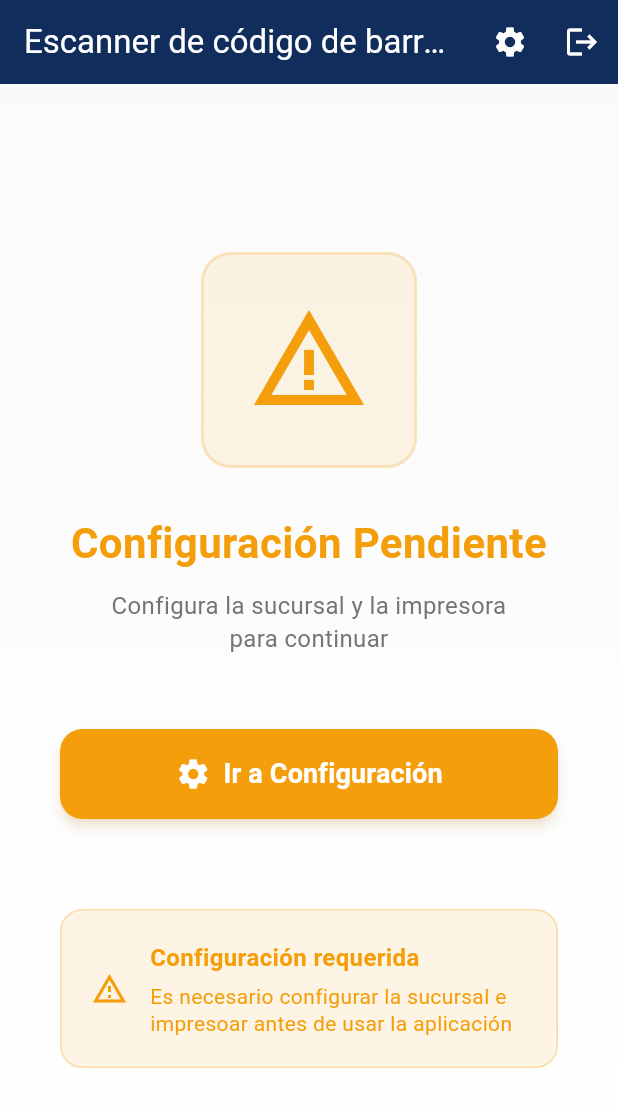
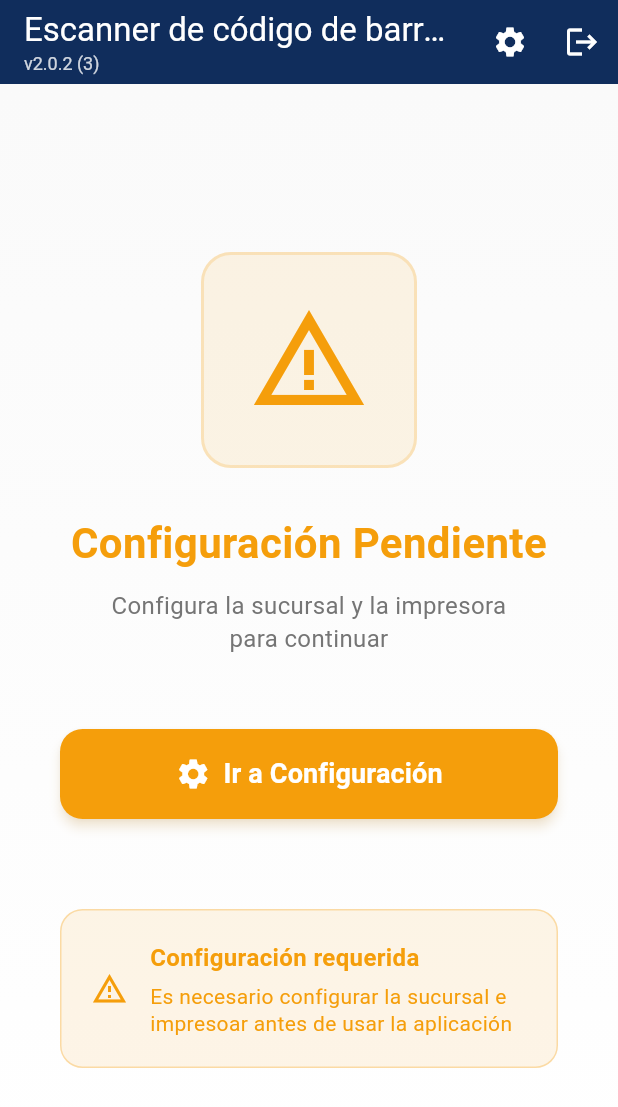
Before and after one commit to CCFN-Desarrollo/md_codebar_scanner, a Flutter app: the MainScreen screen opened directly, on a phone screen of 412 x 824 dp. Shown: the top 1107 px of the screen. Run offline on Flutter 3.47's test engine with Material 3 defaults, Android fonts, the phone set to English and light mode, and no system bars; our stand-ins replace material_symbols_icons, open_filex, package_info_plus, permission_handler, shared_preferences; missing offline and left inert: mobile_scanner; accounts and stored records are empty; network calls fail.

Commit message:
feat: mostrar version de la app en el header (#32)
- AppInfo lee PackageInfo una sola vez al arrancar y expone el texto
  "v2.0.3 (105)" (version del tag + build number).
- AppBarTitle: titulo con la version debajo en letra pequena; si no hay
  version muestra solo el titulo.
- Se usa en la pantalla principal y en Configuracion.
- El login reutiliza AppInfo en lugar de su propia llamada a PackageInfo.

Closes #32

Co-Authored-By: Claude Opus 5.5 <noreply@anthropic.com>

```diff
--- a/lib/main.dart
+++ b/lib/main.dart
@@ -1,11 +1,14 @@
 import 'package:flutter/material.dart';
 import 'package:md_codebar_scanner/screens/login_screen.dart';
 import 'package:md_codebar_scanner/screens/main_screen.dart';
+import 'package:md_codebar_scanner/services/app_info.dart';
 import 'package:md_codebar_scanner/services/app_update_service.dart';
 import 'package:md_codebar_scanner/theme/app_theme.dart';
 import 'package:shared_preferences/shared_preferences.dart';
 
-void main() {
+Future<void> main() async {
+  WidgetsFlutterBinding.ensureInitialized();
+  await AppInfo.load();
   runApp(const MyApp());
 }
 
--- a/lib/screens/config_screen.dart
+++ b/lib/screens/config_screen.dart
@@ -2,6 +2,7 @@ import 'package:flutter/material.dart';
 import 'package:shared_preferences/shared_preferences.dart';
 import '../utils/colors.dart';
 import '../utils/constants.dart';
+import '../widgets/app_bar_title.dart';
 import '../widgets/printer_settings_card.dart';
 
 class ConfigScreen extends StatefulWidget {
@@ -158,7 +159,7 @@ class _ConfigScreenState extends State<ConfigScreen> {
   Widget build(BuildContext context) {
     return Scaffold(
       appBar: AppBar(
-        title: Text('Configuración'),
+        title: AppBarTitle('Configuración', centered: true),
         centerTitle: true,
         elevation: 0,
         actions: [
--- a/lib/screens/main_screen.dart
+++ b/lib/screens/main_screen.dart
@@ -7,6 +7,7 @@ import 'package:shared_preferences/shared_preferences.dart';
 import 'password_screen.dart';
 import 'scanner_screen.dart';
 import '../utils/colors.dart';
+import '../widgets/app_bar_title.dart';
 import 'package:material_symbols_icons/symbols.dart';
 
 class MainScreen extends StatefulWidget {
@@ -232,7 +233,7 @@ class _MainScreenState extends State<MainScreen> {
   Widget build(BuildContext context) {
     return Scaffold(
       appBar: AppBar(
-        title: Text('Escanner de código de barras'),
+        title: AppBarTitle('Escanner de código de barras'),
         actions: [
           /*IconButton(
             icon: Icon(Icons.bug_report),
--- /dev/null
+++ b/lib/services/app_info.dart
@@ -0,0 +1,38 @@
+import 'dart:developer';
+
+import 'package:package_info_plus/package_info_plus.dart';
+
+/// Version instalada de la app, leida una sola vez al arrancar (ver main()).
+///
+/// En los builds de CD la version sale del tag (v2.0.3 -> 2.0.3) y el build
+/// number es 100 + numero de ejecucion del workflow.
+class AppInfo {
+  AppInfo._();
+
+  static String _version = '';
+  static String _buildNumber = '';
+
+  static String get version => _version;
+  static String get buildNumber => _buildNumber;
+
+  /// Texto para el header: "v2.0.3 (105)". Vacio si no se pudo leer.
+  static String get label {
+    if (_version.isEmpty) return '';
+    return _buildNumber.isEmpty ? 'v$_version' : 'v$_version ($_buildNumber)';
+  }
+
+  static Future<void> load() async {
+    try {
+      final info = await PackageInfo.fromPlatform();
+      set(version: info.version, buildNumber: info.buildNumber);
+    } catch (e) {
+      log('No se pudo leer la version de la app: $e');
+    }
+  }
+
+  /// Asigna los valores directamente (lo usa load() y las pruebas).
+  static void set({required String version, String buildNumber = ''}) {
+    _version = version.trim();
+    _buildNumber = buildNumber.trim();
+  }
+}
--- /dev/null
+++ b/lib/widgets/app_bar_title.dart
@@ -0,0 +1,34 @@
+import 'package:flutter/material.dart';
+
+import '../services/app_info.dart';
+
+/// Titulo del AppBar con la version instalada debajo, en letra pequena.
+/// Si la version no esta disponible muestra solo el titulo.
+class AppBarTitle extends StatelessWidget {
+  final String title;
+  final bool centered;
+
+  const AppBarTitle(this.title, {super.key, this.centered = false});
+
+  @override
+  Widget build(BuildContext context) {
+    final label = AppInfo.label;
+    if (label.isEmpty) return Text(title);
+
+    return Column(
+      mainAxisSize: MainAxisSize.min,
+      crossAxisAlignment:
+          centered ? CrossAxisAlignment.center : CrossAxisAlignment.start,
+      children: [
+        Text(title),
+        Opacity(
+          opacity: 0.8,
+          child: Text(
+            label,
+            style: const TextStyle(fontSize: 12, fontWeight: FontWeight.w400),
+          ),
+        ),
+      ],
+    );
+  }
+}
```
Also changed, not shown: lib/screens/login_screen.dart (+4 -18 lines), 1 other file.
